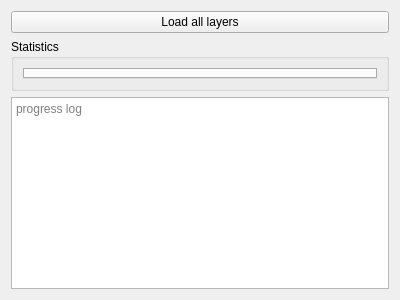
Qt form qgisplugin/anncsu_manager/resources/ui/wizard_evaluate_geocode_page.ui (anncsu-open/anncsu-manager) before a commit.
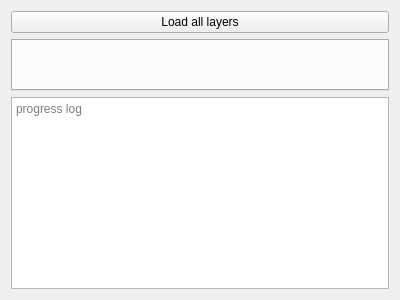
The same form after that commit.

Commit message: show statistics of the geocoding + some minor GUI changes

```diff
--- a/qgisplugin/anncsu_manager/resources/ui/wizard_evaluate_geocode_page.ui
+++ b/qgisplugin/anncsu_manager/resources/ui/wizard_evaluate_geocode_page.ui
@@ -31,21 +31,18 @@
     </widget>
    </item>
    <item>
-    <widget class="QGroupBox" name="groupBox_2">
-     <property name="title">
-      <string>Statistics</string>
-     </property>
-     <layout class="QVBoxLayout" name="verticalLayout_4">
-      <item>
        <widget class="QTabWidget" name="geocoders_tabs">
+     <property name="sizePolicy">
+      <sizepolicy hsizetype="Expanding" vsizetype="Expanding">
+       <horstretch>0</horstretch>
+       <verstretch>0</verstretch>
+      </sizepolicy>
+     </property>
         <property name="currentIndex">
          <number>-1</number>
         </property>
        </widget>
       </item>
-     </layout>
-    </widget>
-   </item>
    <item>
     <widget class="QTextEdit" name="progress_text">
      <property name="placeholderText">
```
Left out of the diff: 6 changed lines with no effect on the pictures. Lines whose indentation alone changed are shown as unchanged. The commit also changes 2 other files.
